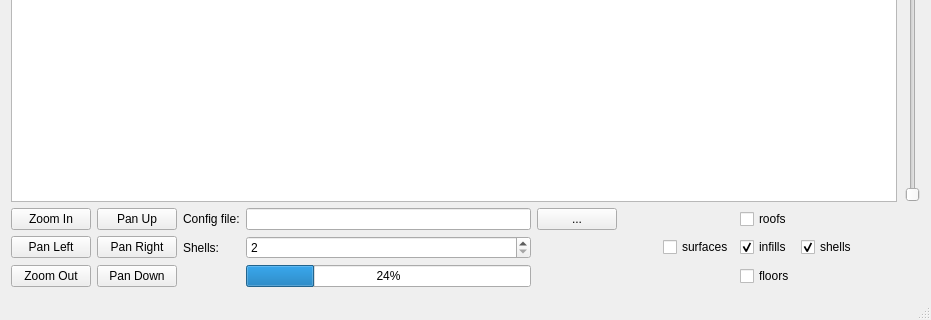
makerbot/ToolPathViz, file mainwindow.ui: the form before one commit; both pictures show x 0 to 931 and y 269 to 589 of the 931 by 589 pixel window.
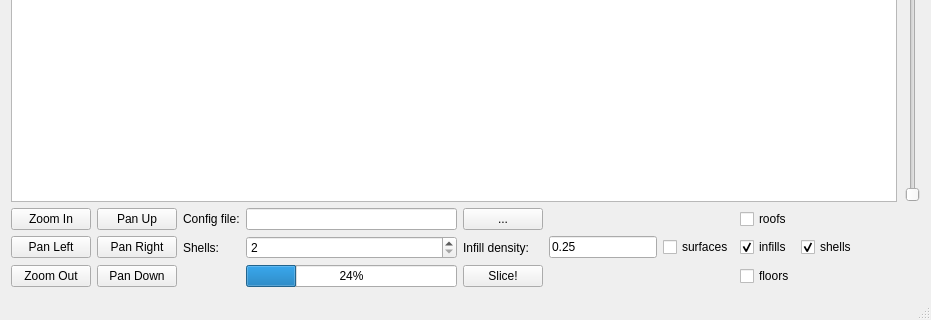
The form after the commit. Custom widgets are drawn as their Qt base class.

Commit message: gui overrides for nb of shells and infill density

What changed in the file:
```diff
--- a/mainwindow.ui
+++ b/mainwindow.ui
@@ -114,19 +114,6 @@
         </property>
        </spacer>
       </item>
-      <item row="5" column="5">
-       <spacer name="horizontalSpacer_17">
-        <property name="orientation">
-         <enum>Qt::Horizontal</enum>
-        </property>
-        <property name="sizeHint" stdset="0">
-         <size>
-          <width>40</width>
-          <height>20</height>
-         </size>
-        </property>
-       </spacer>
-      </item>
       <item row="7" column="5">
        <spacer name="horizontalSpacer_18">
         <property name="orientation">
@@ -218,19 +205,6 @@
         </property>
        </widget>
       </item>
-      <item row="7" column="4">
-       <spacer name="horizontalSpacer_7">
-        <property name="orientation">
-         <enum>Qt::Horizontal</enum>
-        </property>
-        <property name="sizeHint" stdset="0">
-         <size>
-          <width>40</width>
-          <height>20</height>
-         </size>
-        </property>
-       </spacer>
-      </item>
       <item row="7" column="6">
        <spacer name="horizontalSpacer_12">
         <property name="orientation">
@@ -324,6 +298,27 @@
         </property>
        </widget>
       </item>
+      <item row="7" column="4">
+       <widget class="QPushButton" name="pushButtonSlice">
+        <property name="text">
+         <string>Slice!</string>
+        </property>
+       </widget>
+      </item>
+      <item row="5" column="4">
+       <widget class="QLabel" name="label_3">
+        <property name="text">
+         <string>Infill density:</string>
+        </property>
+       </widget>
+      </item>
+      <item row="5" column="5">
+       <widget class="QLineEdit" name="lineEditDensity">
+        <property name="text">
+         <string>0.25</string>
+        </property>
+       </widget>
+      </item>
      </layout>
     </item>
    </layout>
```
Left out of the diff: 8 changed lines with no effect on the pictures. The commit also changes 3 other files.
